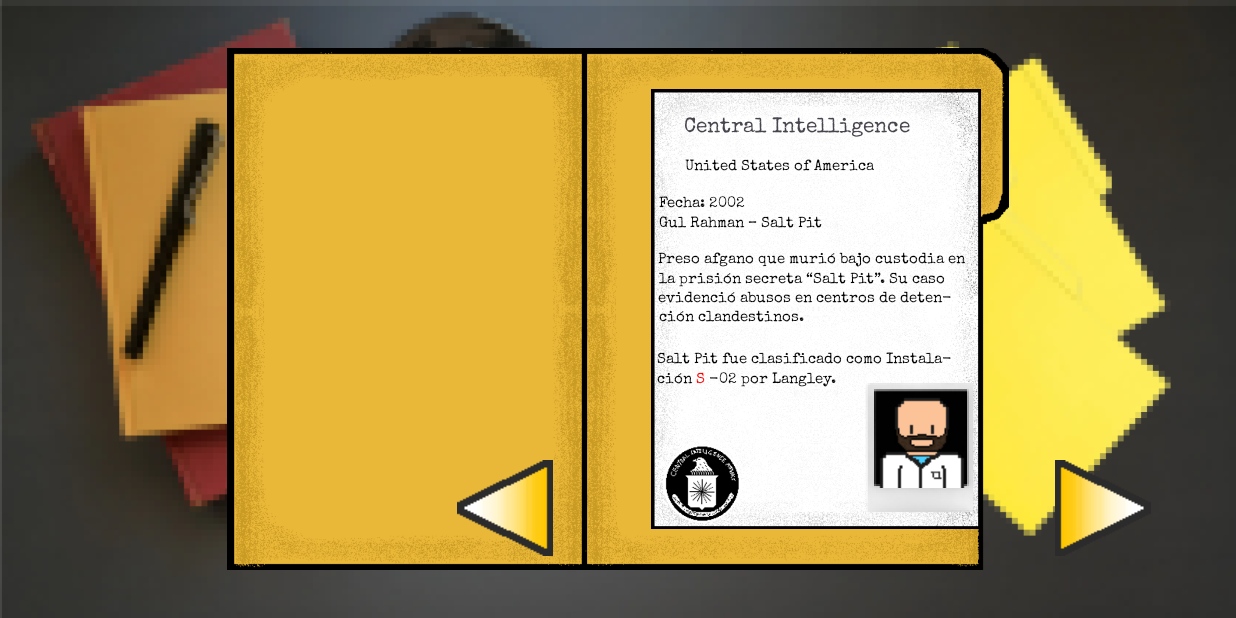
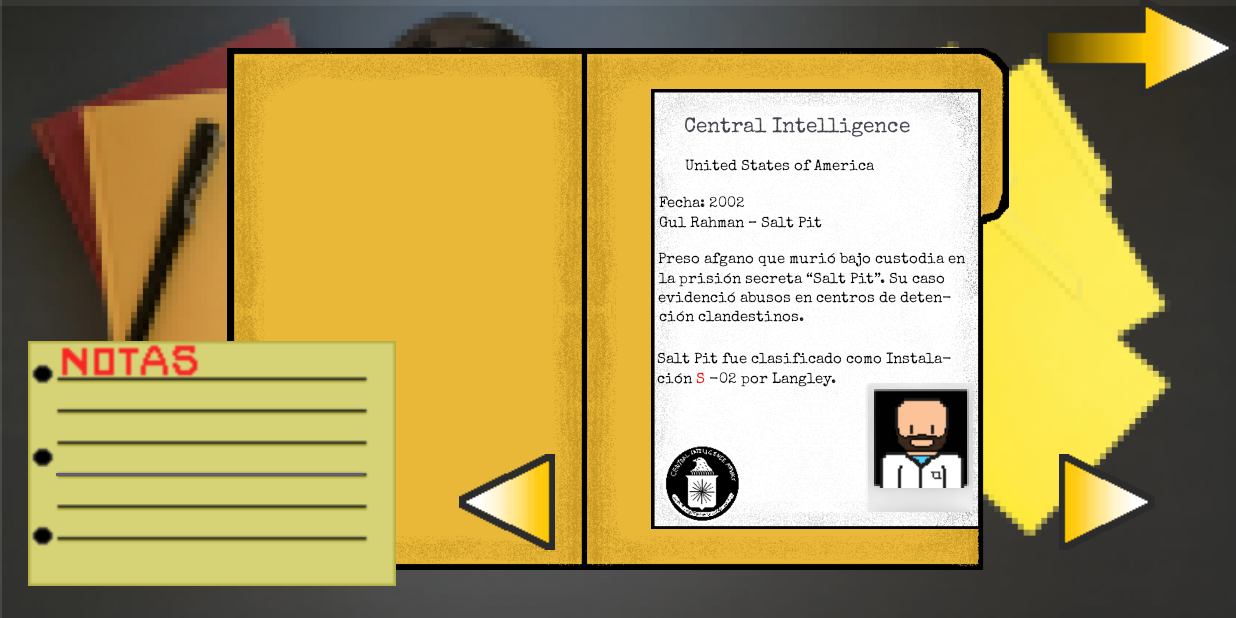
Before and after one commit to Maria7703/Videojuego, an Android app: the DemoActivity screen opened directly, with no data from a screen before it, on a phone screen of 824 x 412 dp (held sideways). Run offline under Robolectric (Android 15) with nearby library versions, the phone set to English and light mode, and no system bars.

Commit message:
notas y flecha para compu

```diff
--- a/app/src/main/res/layout/demmo.xml
+++ b/app/src/main/res/layout/demmo.xml
@@ -1051,6 +1051,7 @@
             app:layout_constraintVertical_bias="0.372"
             app:srcCompat="@drawable/cient1" />
 
+
     </androidx.constraintlayout.widget.ConstraintLayout>
 
     <ImageButton
@@ -1062,10 +1063,10 @@
         android:padding="0dp"
         app:layout_constraintBottom_toBottomOf="parent"
         app:layout_constraintEnd_toEndOf="parent"
-        app:layout_constraintHorizontal_bias="0.925"
+        app:layout_constraintHorizontal_bias="0.929"
         app:layout_constraintStart_toStartOf="parent"
         app:layout_constraintTop_toTopOf="parent"
-        app:layout_constraintVertical_bias="0.881"
+        app:layout_constraintVertical_bias="0.87"
         app:srcCompat="@drawable/flecha_der" />
 
     <ImageButton
@@ -1077,11 +1078,51 @@
         android:padding="0dp"
         app:layout_constraintBottom_toBottomOf="parent"
         app:layout_constraintEnd_toEndOf="parent"
-        app:layout_constraintHorizontal_bias="0.401"
+        app:layout_constraintHorizontal_bias="0.403"
         app:layout_constraintStart_toStartOf="parent"
         app:layout_constraintTop_toTopOf="parent"
-        app:layout_constraintVertical_bias="0.881"
+        app:layout_constraintVertical_bias="0.87"
         app:srcCompat="@drawable/flecha_izq" />
+
+    <ImageView
+        android:id="@+id/imageView"
+        android:layout_width="245dp"
+        android:layout_height="174dp"
+        app:layout_constraintBottom_toBottomOf="parent"
+        app:layout_constraintEnd_toEndOf="parent"
+        app:layout_constraintHorizontal_bias="0.032"
+        app:layout_constraintStart_toStartOf="parent"
+        app:layout_constraintTop_toTopOf="parent"
+        app:layout_constraintVertical_bias="0.932"
+        app:srcCompat="@drawable/notas" />
+
+    <EditText
+        android:id="@+id/editTextText"
+        android:layout_width="wrap_content"
+        android:layout_height="wrap_content"
+        android:ems="10"
+        android:inputType="text"
+        app:layout_constraintBottom_toBottomOf="@+id/imageView"
+        app:layout_constraintEnd_toEndOf="@+id/imageView"
+        app:layout_constraintHorizontal_bias="0.457"
+        app:layout_constraintStart_toStartOf="@+id/imageView"
+        app:layout_constraintTop_toTopOf="@+id/imageView"
+        app:layout_constraintVertical_bias="0.441" />
+
+    <ImageButton
+        android:id="@+id/imageButton"
+        android:layout_width="wrap_content"
+        android:layout_height="wrap_content"
+        android:background="@android:color/transparent"
+        android:contentDescription="Siguiente"
+        android:padding="0dp"
+        app:layout_constraintBottom_toBottomOf="parent"
+        app:layout_constraintEnd_toEndOf="parent"
+        app:layout_constraintHorizontal_bias="1.0"
+        app:layout_constraintStart_toStartOf="parent"
+        app:layout_constraintTop_toTopOf="parent"
+        app:layout_constraintVertical_bias="0.0"
+        app:srcCompat="@drawable/flecha2" />
 
 </androidx.constraintlayout.widget.ConstraintLayout>
 
```
Also changed, not shown: app/src/main/res/drawable/flecha2.png (added).
